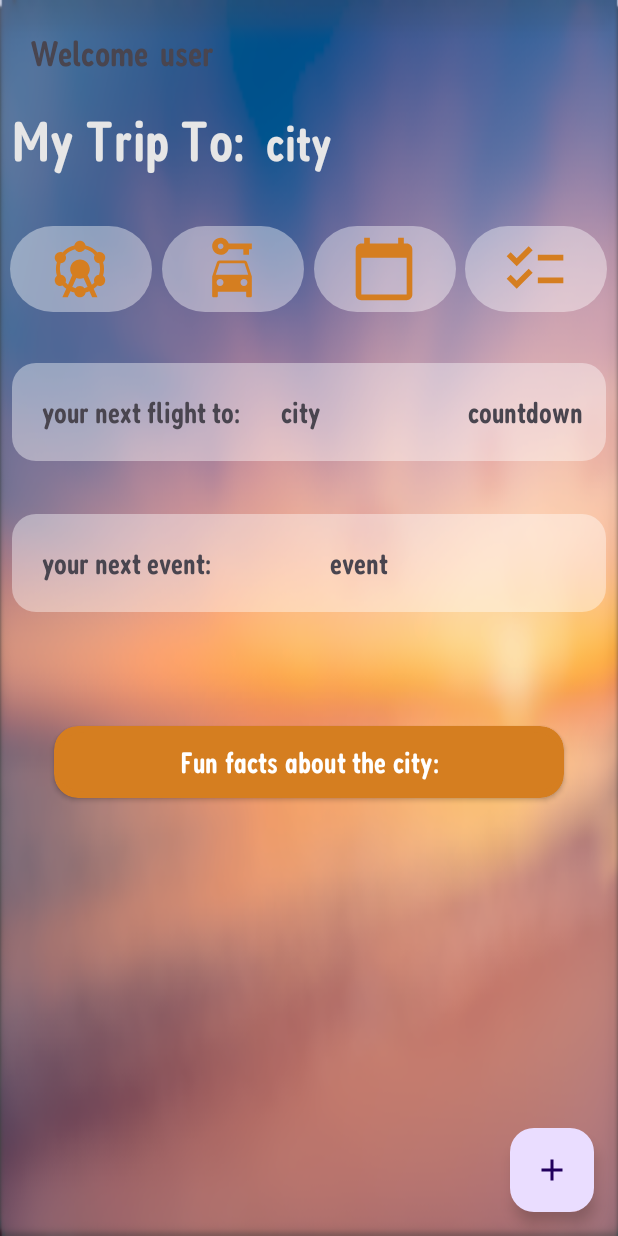
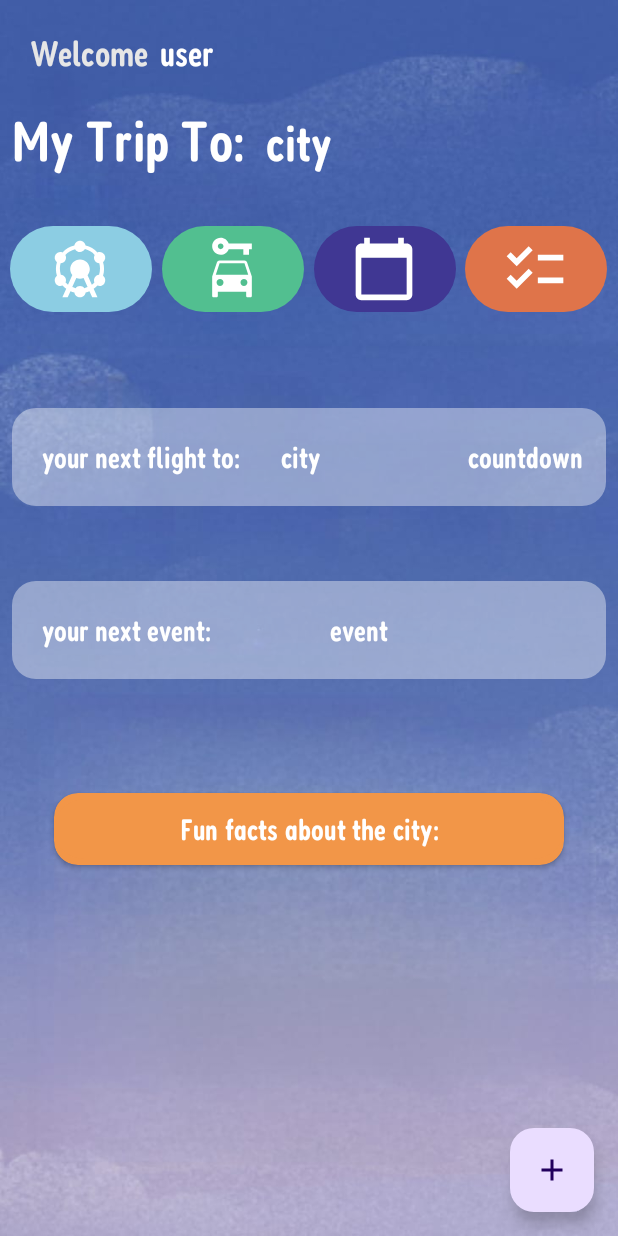
Before and after one commit to IsrOrel/CS_2021---TravelWithMe, an Android app: the Home_screen screen opened through its navigation route, on a phone screen of 412 x 824 dp. Run offline under Robolectric (Android 15) with nearby library versions, the phone set to English and light mode, and no system bars; our stand-ins replace Room's generated code; libraries missing offline, so code that uses them is left out: at.favre.lib.

Commit message:
most of the design is done

```diff
--- a/app/src/main/res/layout/check_list.xml
+++ b/app/src/main/res/layout/check_list.xml
@@ -35,7 +35,9 @@
         app:layout_constraintStart_toStartOf="parent"
         app:layout_constraintEnd_toEndOf="parent"
         android:fontFamily="@font/fredoka_medium"
-        android:textSize="20dp"/>
+        android:textSize="20dp"
+        android:backgroundTint="@color/sandyBrown"
+        android:textColor="@color/black"/>
 
 
 </androidx.constraintlayout.widget.ConstraintLayout>
--- a/app/src/main/res/layout/home_screen.xml
+++ b/app/src/main/res/layout/home_screen.xml
@@ -8,7 +8,7 @@
     <ScrollView
         android:layout_width="match_parent"
         android:layout_height="match_parent"
-        android:background="@drawable/travel_back">
+        android:background="@drawable/backgroun_app">
 
         <LinearLayout
             android:layout_width="match_parent"
@@ -29,6 +29,7 @@
                     android:text="Welcome "
                     android:textSize="24dp"
                     android:gravity="center"
+                    android:textColor="@color/white"
                     android:fontFamily="@font/fredoka_medium"/>
 
 
@@ -44,7 +45,8 @@
                     android:gravity="start"
                     android:text="user"
                     android:textSize="24dp"
-                    android:fontFamily="@font/fredoka_medium"/>
+                    android:fontFamily="@font/fredoka_medium"
+                    android:textColor="@color/verywhite"/>
 
                 <Space
                     android:layout_width="0dp"
@@ -61,16 +63,15 @@
                 android:orientation="horizontal"
                 >
 
+
                 <TextView
                     android:layout_width="wrap_content"
                     android:layout_height="wrap_content"
+                    android:fontFamily="@font/fredoka_medium"
+                    android:gravity="center"
                     android:text=" My Trip To:  "
-                    android:textSize="38dp"
-                    android:gravity="center"
-                    android:fontFamily="@font/fredoka_medium"
-                    android:textColor="@color/white"/>
-
-
+                    android:textColor="@color/verywhite"
+                    android:textSize="38dp" />
 
                 <TextView
                     android:id="@+id/TripCity"
@@ -80,7 +81,7 @@
                     android:text="city"
                     android:textSize="33dp"
                     android:fontFamily="@font/fredoka_medium"
-                    android:textColor="@color/white"/>
+                    android:textColor="@color/verywhite"/>
 
 
 
@@ -95,7 +96,7 @@
                 <Space
                     android:layout_width="0dp"
                     android:layout_height="match_parent"
-                    android:layout_weight="0.1"/>
+                    android:layout_weight="0.2"/>
 
                 <com.google.android.material.button.MaterialButton
                     android:id="@+id/Attraction_btn"
@@ -103,15 +104,15 @@
                     android:layout_height="wrap_content"
                     android:layout_gravity="center"
                     app:icon="@drawable/baseline_attractions_24"
-                    app:iconTint="@color/orange"
+
                     app:iconPadding="1dp"
                     app:iconSize="45dp"
-                    app:backgroundTint="#66FFFFFF" />
+                    app:backgroundTint="@color/lightblue" />
 
                 <Space
                     android:layout_width="0dp"
                     android:layout_height="match_parent"
-                    android:layout_weight="0.1"/>
+                    android:layout_weight="0.2"/>
 
                 <com.google.android.material.button.MaterialButton
                     android:id="@+id/Car_Rent"
@@ -119,15 +120,15 @@
                     android:layout_height="wrap_content"
                     android:layout_gravity="center"
                     app:icon="@drawable/baseline_car_rental_24"
-                    app:iconTint="@color/orange"
+
                     app:iconPadding="1dp"
                     app:iconSize="45dp"
-                    app:backgroundTint="#66FFFFFF"/>
+                    app:backgroundTint="@color/seaGreen"/>
 
                 <Space
                     android:layout_width="0dp"
                     android:layout_height="match_parent"
-                    android:layout_weight="0.1"/>
+                    android:layout_weight="0.2"/>
 
                 <com.google.android.material.button.MaterialButton
                     android:id="@+id/Calendar"
@@ -135,31 +136,31 @@
                     android:layout_height="wrap_content"
                     android:layout_gravity="center"
                     app:icon="@drawable/baseline_calendar_today_24"
-                    app:iconTint="@color/orange"
+
                     app:iconPadding="1dp"
                     app:iconSize="45dp"
-                    app:backgroundTint="#66FFFFFF" />
+                    app:backgroundTint="@color/Gigas" />
 
                 <Space
                     android:layout_width="0dp"
                     android:layout_height="match_parent"
-                    android:layout_weight="0.1"/>
+                    android:layout_weight="0.2"/>
 
                 <com.google.android.material.button.MaterialButton
                     android:id="@+id/checkList_btn"
                     android:layout_width="wrap_content"
                     android:layout_height="wrap_content"
                     android:layout_gravity="center"
+                    app:backgroundTint="@color/Valencia"
+
                     app:icon="@drawable/baseline_checklist_24"
-                    app:iconTint="@color/orange"
                     app:iconPadding="1dp"
-                    app:iconSize="45dp"
-                    app:backgroundTint="#66FFFFFF" />
+                    app:iconSize="45dp" />
 
                 <Space
                     android:layout_width="0dp"
                     android:layout_height="match_parent"
-                    android:layout_weight="0.1"/>
+                    android:layout_weight="0.2"/>
 
             </LinearLayout>
 
@@ -169,7 +170,7 @@
                 android:layout_gravity="center"
                 android:background="@drawable/rounded_background"
                 android:orientation="horizontal"
-                android:layout_marginTop="30dp"
+                android:layout_marginTop="60dp"
                 android:layout_marginRight="8dp"
                 android:layout_marginLeft="8dp">
 
@@ -179,7 +180,8 @@
                     android:layout_margin="20dp"
                     android:text="your next flight to:"
                     android:textSize="20dp"
-                    android:fontFamily="@font/fredoka_medium"/>
+                    android:fontFamily="@font/fredoka_medium"
+                    android:textColor="@color/verywhite"/>
 
                 <Space
                     android:layout_width="0dp"
@@ -195,7 +197,8 @@
                     android:layout_marginTop="20dp"
                     android:text="city"
                     android:textSize="20dp"
-                    android:fontFamily="@font/fredoka_medium"/>
+                    android:fontFamily="@font/fredoka_medium"
+                    android:textColor="@color/verywhite"/>
 
                 <Space
                     android:layout_width="0dp"
@@ -210,7 +213,8 @@
                     android:text="countdown"
                     android:textSize="20dp"
                     android:id="@+id/countdown"
-                    android:fontFamily="@font/fredoka_medium"/>
+                    android:fontFamily="@font/fredoka_medium"
+                    android:textColor="@color/verywhite"/>
 
                 <Space
                     android:layout_width="0dp"
@@ -223,7 +227,7 @@
                 android:layout_width="match_parent"
                 android:layout_height="wrap_content"
                 android:layout_gravity="center"
-                android:layout_marginTop="35dp"
+                android:layout_marginTop="50dp"
                 android:background="@drawable/rounded_background"
                 android:orientation="horizontal"
                 android:layout_marginRight="8dp"
@@ -235,7 +239,8 @@
                     android:layout_margin="20dp"
                     android:text="your next event:"
                     android:textSize="20dp"
-                    android:fontFamily="@font/fredoka_medium"/>
+                    android:fontFamily="@font/fredoka_medium"
+                    android:textColor="@color/verywhite"/>
 
                 <Space
                     android:layout_width="0dp"
@@ -250,7 +255,8 @@
                     android:gravity="start"
                     android:text="event"
                     android:textSize="20dp"
-                    android:fontFamily="@font/fredoka_medium"/>
+                    android:fontFamily="@font/fredoka_medium"
+                    android:textColor="@color/verywhite"/>
 
             </LinearLayout>
 
@@ -268,14 +274,14 @@
                     android:layout_marginBottom="30dp"
                     android:layout_marginLeft="20dp"
                     android:layout_marginRight="20dp"
-                    android:backgroundTint="@color/orange"
+                    android:backgroundTint="@color/brightOrange"
                     >
 
                     <Button
                         android:id="@+id/facts"
                         android:layout_width="match_parent"
                         android:layout_height="wrap_content"
-                        android:backgroundTint="@color/orange"
+                        android:backgroundTint="@color/brightOrange"
                         android:gravity="center"
                         android:text="Fun facts about the city:"
                         android:textSize="20dp"
--- a/app/src/main/res/values/colors.xml
+++ b/app/src/main/res/values/colors.xml
@@ -3,4 +3,13 @@
     <color name="black">#FF000000</color>
     <color name="white">#E6E6E6</color>
     <color name="orange">#D57E20</color>
+    <color name="sandyBrown">#f4a460</color>
+    <color name="brightOrange">#f29648</color>
+    <color name="lightblue">#8ccde3</color>
+    <color name="seaGreen">#52bf90</color>
+    <color name="Gigas">#403793</color>
+    <color name="Valencia">#df744a</color>
+    <color name="verywhite">#FFFFFF</color>
+    <color name="superlight">#D5E0FD</color>
+    D5E0FD
 </resources>
```
Also changed, not shown: app/src/main/res/layout/add__flight.xml (+8 -3 lines), app/src/main/res/layout/confirm_attraction_dialog.xml (+8 -4 lines), app/src/main/res/layout/dialog_layout_flight_info.xml (+6 -4 lines), app/src/main/res/layout/fragment_add__edit__hotel.xml (+5 -2 lines), app/src/main/res/layout/my__trips.xml (+16 -3 lines), app/src/main/res/layout/my_hotels.xml (+11 -6 lines), app/src/main/res/drawable/back2.jpg (added), app/src/main/res/drawable/backgroun_app.jpg (added), app/src/main/res/drawable/background_a.jpg (added), 2 other files.
